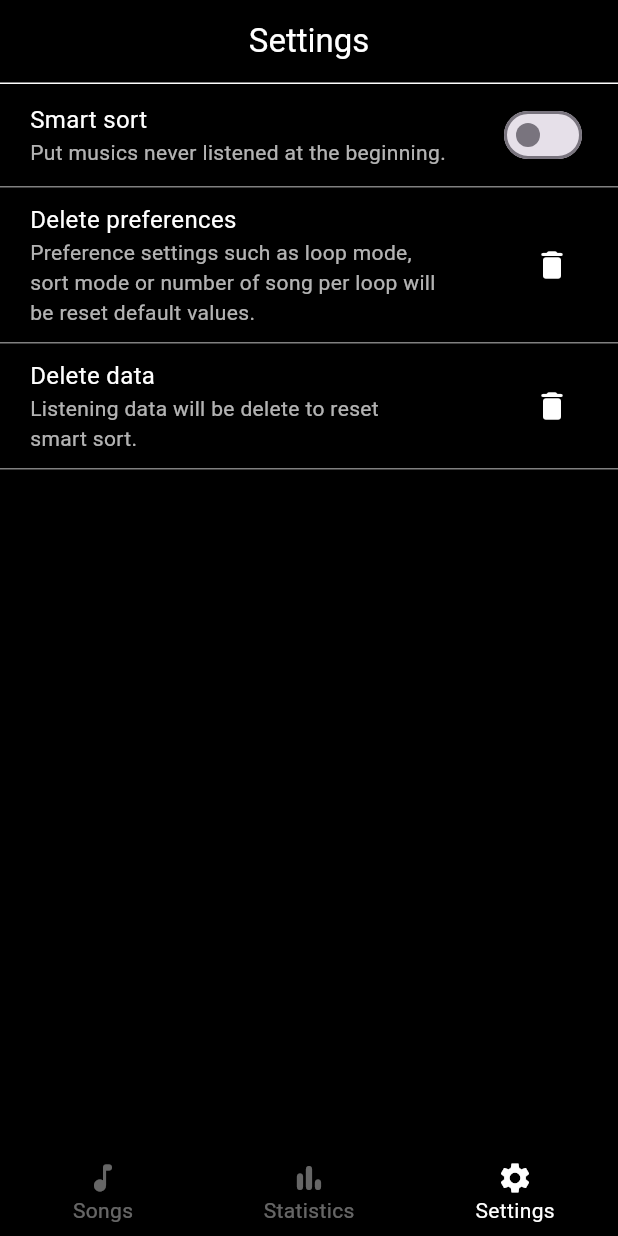
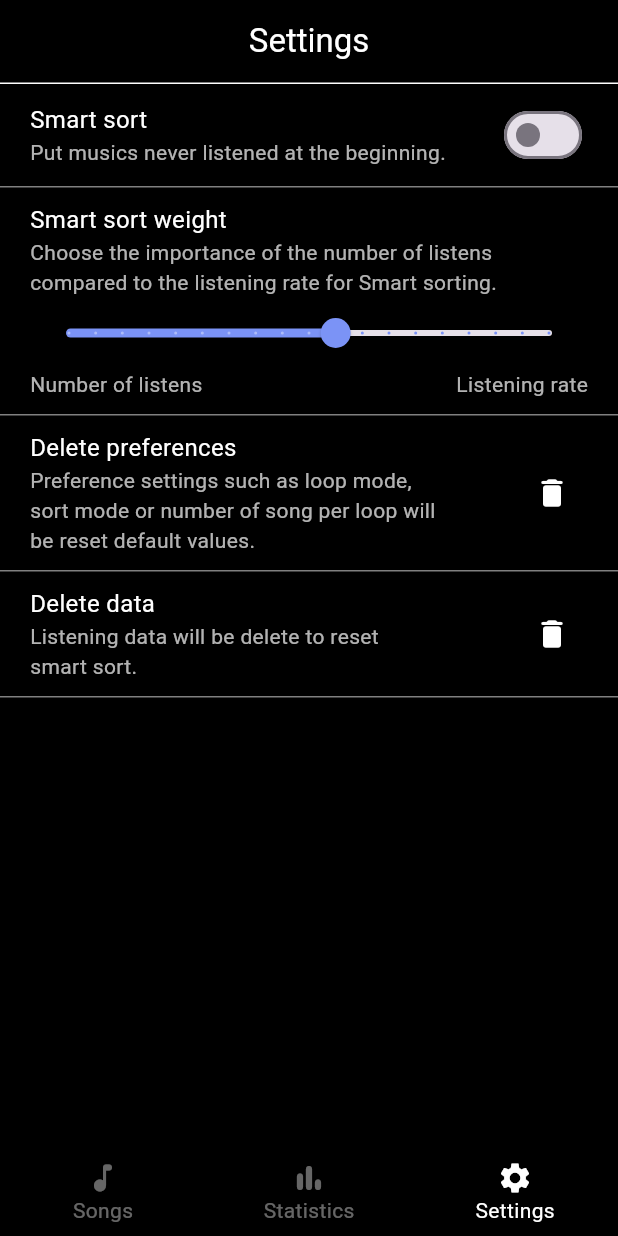
Before and after one commit to Quedow/shadow_garden, a Flutter app: the screen it shows after launch, item 3 of the bottom bar chosen, on a phone screen of 412 x 824 dp. Run offline on Flutter 3.47's test engine with Material 3 defaults, Android fonts, the phone set to English and light mode, and no system bars; our stand-ins replace audio_video_progress_bar, isar, just_audio, just_audio_background, lottie, marquee and 4 more; accounts and stored records are empty; generated files the repository leaves out were written again.

Commit message:
dev: ✨ manage score weights

```diff
--- a/lib/provider/audio_provider.dart
+++ b/lib/provider/audio_provider.dart
@@ -209,10 +209,10 @@ class AudioProvider extends ChangeNotifier {
   }
 
   Future<void> smartSort() async {
-    final List<String> ranking = await _db.getRanking();
+    final List<int> ranking = await _db.getRanking();
     final int size = ranking.length;
-    final Map<String, int> mapRanking = {for (int i = 0; i < size; i++) ranking[i]: i};
+    final Map<int, int> mapRanking = {for (int i = 0; i < size; i++) ranking[i]: i};
     int sortPosition = neverListenedFirst ? -1 : size; // Musiques hors bases sont à la fin ou au début
-    _songs.sort((a, b) => (mapRanking[a.title] ?? sortPosition).compareTo(mapRanking[b.title] ?? sortPosition));
+    _songs.sort((a, b) => (mapRanking[a.id] ?? sortPosition).compareTo(mapRanking[b.id] ?? sortPosition));
   }
 }
--- a/lib/provider/settings_service.dart
+++ b/lib/provider/settings_service.dart
@@ -47,6 +47,14 @@ class SettingsService {
     return _preferences!.getBool('neverListenedFirst') ?? false;
   }
 
+  Future<void> setNbOfListenWeight (double value) async {
+    await _preferences!.setDouble('nbOfListenWeight', value);
+  }
+
+  double getNbOfListenWeight() {
+    return _preferences!.getDouble('nbOfListenWeight') ?? 0.50;
+  }
+
   // Future<void> setLastSongId(int id) async {
   //   await _preferences!.setInt('lastSongId', id);
   // }
--- a/lib/screens/settings_screen.dart
+++ b/lib/screens/settings_screen.dart
@@ -1,4 +1,5 @@
 import 'package:flutter/material.dart';
+import 'package:shadow_garden/model/song.dart';
 import 'package:shadow_garden/provider/audio_provider.dart';
 import 'package:shadow_garden/provider/settings_service.dart';
 import 'package:shadow_garden/style/style.dart';
@@ -14,14 +15,17 @@ class SettingsScreen extends StatefulWidget {
 
 class SettingsScreenState extends State<SettingsScreen> {
   final SettingsService _settings = SettingsService();
+  final DatabaseService _db = DatabaseService();
 
   @override
   Widget build(BuildContext context) {
     return Column(
+      mainAxisAlignment: MainAxisAlignment.start,
       crossAxisAlignment: CrossAxisAlignment.center,
-      mainAxisAlignment: MainAxisAlignment.start,
       children: [
         settingToggle("Smart sort", "Put musics never listened at the beginning.", widget.audioProvider.neverListenedFirst, _setNeverListenedFirst),
+        Divider(height: 1, thickness: 1, color: ThemeColors.primaryColor.withOpacity(0.5)),
+        settingNumberInput("Smart sort weight", "Choose the importance of the number of listens compared to the listening rate for Smart sorting.", _db.nOfLWeight, _setNbOfListenWeight, "Number of listens", "Listening rate"),
         Divider(height: 1, thickness: 1, color: ThemeColors.primaryColor.withOpacity(0.5)),
         settingIconButton("Delete preferences", "Preference settings such as loop mode, \nsort mode or number of song per loop will \nbe reset default values.", Icons.delete_rounded, _settings.clearSettings),
         Divider(height: 1, thickness: 1, color: ThemeColors.primaryColor.withOpacity(0.5)),
@@ -29,6 +33,40 @@ class SettingsScreenState extends State<SettingsScreen> {
         Divider(height: 1, thickness: 1, color: ThemeColors.primaryColor.withOpacity(0.5)),
       ],
     );
+  }
+
+  Padding settingNumberInput(String label, String description, double value, void Function(double)? onChanged, [String? leftLabel, String? rightLabel]) {
+    return Padding(
+      padding: const EdgeInsets.symmetric(vertical: 10, horizontal: 20),
+      child: Column(
+        mainAxisAlignment: MainAxisAlignment.start,
+        crossAxisAlignment: CrossAxisAlignment.start,
+        children: [
+          Text(label, style: Styles.settingsTitle),
+          Text(description, style: Styles.settingsDescription),
+          Slider(
+            value: value,
+            activeColor: ThemeColors.darkAccentColor,
+            max: 0.9, divisions: 18, label: (value * 100).round().toString(),
+            onChanged: onChanged
+          ),
+          if (leftLabel != null && rightLabel != null)
+            Row(
+              mainAxisAlignment: MainAxisAlignment.spaceBetween,
+              children: [
+                Text(leftLabel, style: Styles.settingsDescription),
+                Text(rightLabel, style: Styles.settingsDescription),
+              ],
+            )
+        ],
+      )
+    );
+  }
+
+  void _setNbOfListenWeight(double value) {
+    setState(() {
+      _db.setNbOfListenWeight(value);
+    });
   }
 
   Padding settingIconButton(String label, String description, IconData icon, void Function() onPressed) {
@@ -66,7 +104,7 @@ class SettingsScreenState extends State<SettingsScreen> {
           Switch(
             value: value,
             onChanged: onChanged,
-            activeTrackColor: ThemeColors.accentColor,
+            activeTrackColor: ThemeColors.darkAccentColor,
             activeColor: ThemeColors.primaryColor
           ),
         ],
--- a/lib/style/style.dart
+++ b/lib/style/style.dart
@@ -5,6 +5,8 @@ abstract class ThemeColors {
   static const Color primaryColor = Colors.white;
 
   static const Color accentColor = Color(0xFFAAC9FF);
+
+  static const Color darkAccentColor = Color(0xFF7b93f6);
 
   static const Color secondaryColor = Color.fromARGB(255, 29, 37, 48);
 
```
Also changed, not shown: lib/model/song.dart (+17 -4 lines), lib/screens/songs_screen.dart (line endings or trailing spaces).
